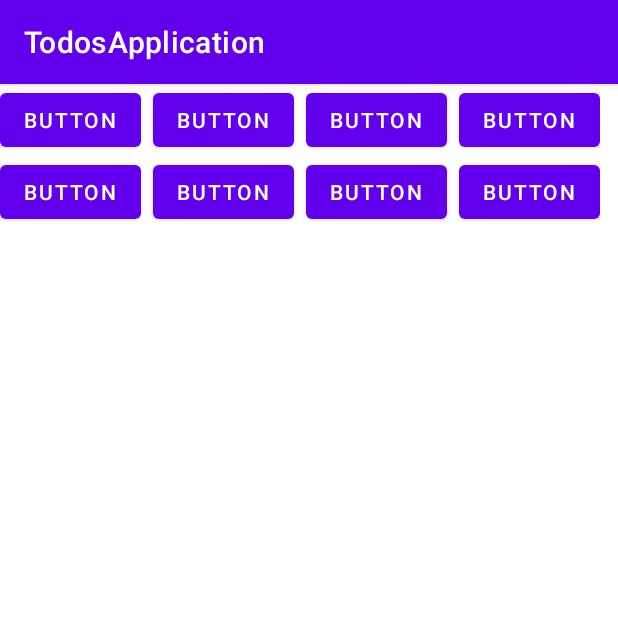
After one commit to AtmaWPN/final-project, an Android app: the fragment QuickAccessFragment shown on its own in the app's theme, on a phone screen of 412 x 824 dp, the top half of it. The commit adds this screen. Run offline under Robolectric (Android 15) with nearby library versions, the phone set to English and light mode, and no system bars; our stand-ins replace Dagger/Hilt's generated code.

Commit message:
added quick access class files

```diff
--- a/app/src/main/java/com/usu/todosapplication/model/Todo.java
+++ b/app/src/main/java/com/usu/todosapplication/model/Todo.java
@@ -17,7 +17,7 @@ id int32          |      task varchar(512)  |         isComplete       |
 
 @Entity
 public class Todo {
-    @PrimaryKey
+    @PrimaryKey(autoGenerate = true)
     public long id;
 
     @ColumnInfo
--- a/app/src/main/java/com/usu/todosapplication/repository/TodosRepository.java
+++ b/app/src/main/java/com/usu/todosapplication/repository/TodosRepository.java
@@ -75,11 +75,11 @@ public class TodosRepository {
     public void updateTodo(Todo todo, TodoCallback callback, ExceptionCallback eCallback) {
         new Thread(() -> {
             try {
-                throw new TodosRespositoryException("Could not connect to database");
-//                db.getTodosDao().updateTodo(todo);
-//                handler.post(() -> {
-//                    callback.call(todo);
-//                });
+//                throw new TodosRespositoryException("Could not connect to database");
+                db.getTodosDao().updateTodo(todo);
+                handler.post(() -> {
+                    callback.call(todo);
+                });
             } catch (TodosRespositoryException e) {
                 handler.post(() -> {
                     eCallback.call(e);
--- /dev/null
+++ b/app/src/main/java/com/usu/todosapplication/view/QuickAccessFragment.java
@@ -0,0 +1,31 @@
+package com.usu.todosapplication.view;
+
+
+import android.os.Bundle;
+import android.view.LayoutInflater;
+import android.view.View;
+import android.view.ViewGroup;
+
+import androidx.fragment.app.Fragment;
+import androidx.lifecycle.ViewModelProvider;
+
+import com.usu.todosapplication.R;
+import com.usu.todosapplication.viewmodel.QuickAccessViewModel;
+import com.usu.todosapplication.viewmodel.TodosViewModel;
+
+import dagger.hilt.android.AndroidEntryPoint;
+
+@AndroidEntryPoint
+public class QuickAccessFragment extends Fragment {
+
+    @Override
+    public View onCreateView(LayoutInflater inflater, ViewGroup container,
+                             Bundle savedInstanceState) {
+        // Inflate the layout for this fragment
+        QuickAccessViewModel viewModel = new ViewModelProvider(this).get(QuickAccessViewModel.class);
+
+        View view = inflater.inflate(R.layout.fragment_quick_access_fragment, container, false);
+
+        return view;
+    }
+}
--- a/app/src/main/java/com/usu/todosapplication/view/TodosAdapter.java
+++ b/app/src/main/java/com/usu/todosapplication/view/TodosAdapter.java
@@ -73,11 +73,8 @@ public class TodosAdapter extends RecyclerView.Adapter<TodosAdapter.TodoViewHold
         CheckBox checkBox = holder.itemView.findViewById(R.id.checkBox);
         checkBox.setChecked(todo.isComplete);
         checkBox.setText(todo.task);
-        checkBox.setOnCheckedChangeListener(new CompoundButton.OnCheckedChangeListener() {
-            @Override
-            public void onCheckedChanged(CompoundButton compoundButton, boolean b) {
-                eventListener.onClick(todo);
-            }
+        checkBox.setOnClickListener(view -> {
+            eventListener.onClick(todo);
         });
     }
 
--- /dev/null
+++ b/app/src/main/java/com/usu/todosapplication/viewmodel/QuickAccessViewModel.java
@@ -0,0 +1,9 @@
+package com.usu.todosapplication.viewmodel;
+
+import androidx.lifecycle.ViewModel;
+
+import dagger.hilt.android.lifecycle.HiltViewModel;
+
+public class QuickAccessViewModel extends ViewModel {
+
+}
--- /dev/null
+++ b/app/src/main/res/layout/fragment_quick_access_fragment.xml
@@ -0,0 +1,77 @@
+<?xml version="1.0" encoding="utf-8"?>
+<androidx.constraintlayout.widget.ConstraintLayout xmlns:android="http://schemas.android.com/apk/res/android"
+    xmlns:app="http://schemas.android.com/apk/res-auto"
+    xmlns:tools="http://schemas.android.com/tools"
+    android:layout_width="wrap_content"
+    android:layout_height="wrap_content">
+
+    <Button
+        android:id="@+id/button0"
+        android:layout_width="wrap_content"
+        android:layout_height="wrap_content"
+        android:text="Button"
+        app:layout_constraintStart_toStartOf="parent"
+        app:layout_constraintTop_toTopOf="parent" />
+
+    <Button
+        android:id="@+id/button1"
+        android:layout_width="wrap_content"
+        android:layout_height="wrap_content"
+        android:layout_marginStart="8dp"
+        android:text="Button"
+        app:layout_constraintStart_toEndOf="@+id/button0"
+        app:layout_constraintTop_toTopOf="parent" />
+
+    <Button
+        android:id="@+id/button2"
+        android:layout_width="wrap_content"
+        android:layout_height="wrap_content"
+        android:layout_marginStart="8dp"
+        android:text="Button"
+        app:layout_constraintStart_toEndOf="@+id/button1"
+        app:layout_constraintTop_toTopOf="parent" />
+
+    <Button
+        android:id="@+id/button3"
+        android:layout_width="wrap_content"
+        android:layout_height="wrap_content"
+        android:layout_marginStart="8dp"
+        android:text="Button"
+        app:layout_constraintStart_toEndOf="@+id/button2"
+        app:layout_constraintTop_toTopOf="parent" />
+
+    <Button
+        android:id="@+id/button4"
+        android:layout_width="wrap_content"
+        android:layout_height="wrap_content"
+        android:text="Button"
+        app:layout_constraintStart_toStartOf="parent"
+        app:layout_constraintTop_toBottomOf="@+id/button0" />
+
+    <Button
+        android:id="@+id/button5"
+        android:layout_width="wrap_content"
+        android:layout_height="wrap_content"
+        android:layout_marginStart="8dp"
+        android:text="Button"
+        app:layout_constraintStart_toEndOf="@+id/button4"
+        app:layout_constraintTop_toBottomOf="@+id/button1" />
+
+    <Button
+        android:id="@+id/button6"
+        android:layout_width="wrap_content"
+        android:layout_height="wrap_content"
+        android:layout_marginStart="8dp"
+        android:text="Button"
+        app:layout_constraintStart_toEndOf="@+id/button5"
+        app:layout_constraintTop_toBottomOf="@+id/button2" />
+
+    <Button
+        android:id="@+id/button7"
+        android:layout_width="wrap_content"
+        android:layout_height="wrap_content"
+        android:layout_marginStart="8dp"
+        android:text="Button"
+        app:layout_constraintStart_toEndOf="@+id/button6"
+        app:layout_constraintTop_toBottomOf="@+id/button3" />
+</androidx.constraintlayout.widget.ConstraintLayout>
```
